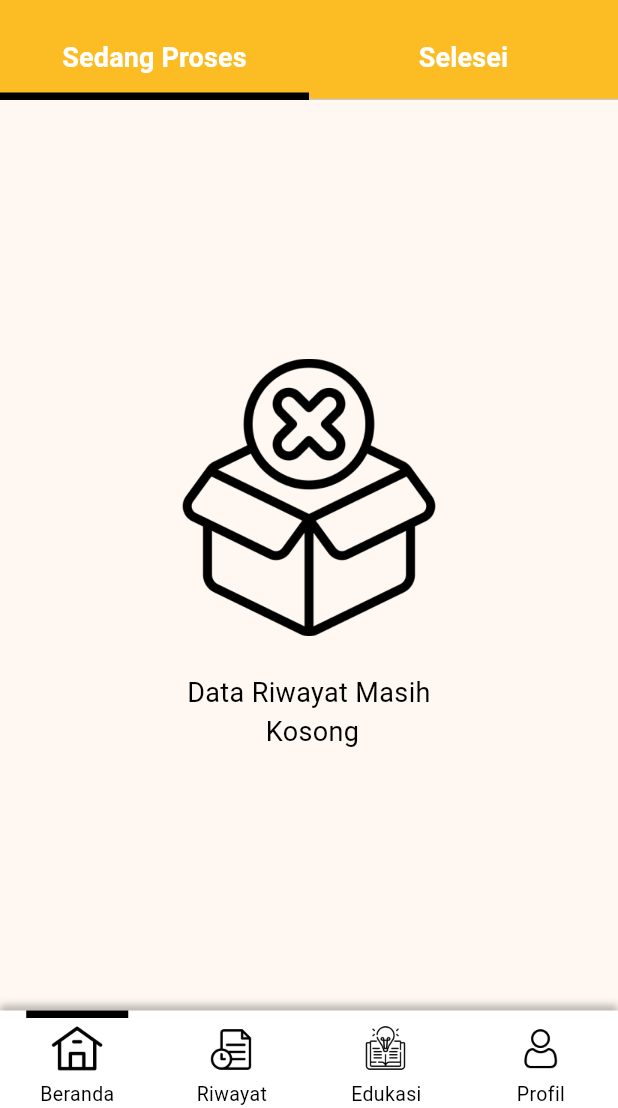
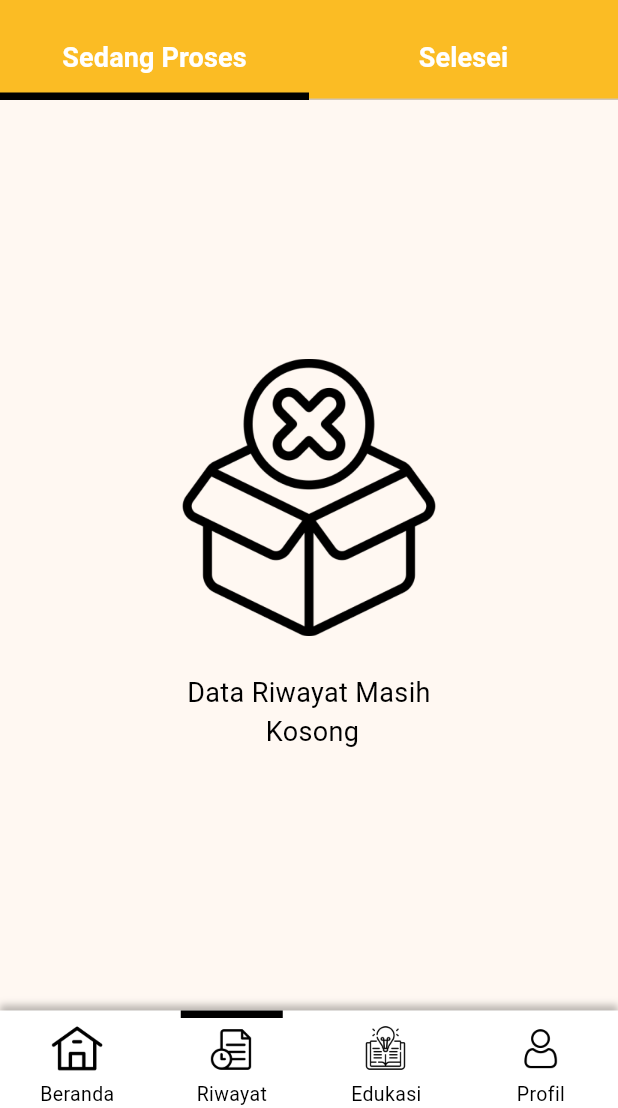
Before and after one commit to Arroziqi/tilang_online, a Flutter app: the MainPage screen opened by its route, item 2 of the bottom bar chosen, on a phone screen of 412 x 824 dp, the part 128-1236 px from its top. Run offline on Flutter 3.47's test engine with Material 3 defaults, Android fonts, the phone set to English and light mode, and no system bars; our stand-ins replace badges, bloc, flutter_bloc, gap, google_fonts, smooth_page_indicator; Roboto replaces fonts that are missing (Kanit); statements that could not run were skipped.

Commit message:
fix bug bottom navbar

```diff
--- /dev/null
+++ b/devtools_options.yaml
@@ -0,0 +1,3 @@
+description: This file stores settings for Dart & Flutter DevTools.
+documentation: https://docs.flutter.dev/tools/devtools/extensions#configure-extension-enablement-states
+extensions:
--- a/lib/ui/pages/main_page.dart
+++ b/lib/ui/pages/main_page.dart
@@ -2,8 +2,6 @@ import 'package:flutter/material.dart';
 import 'package:flutter_app/cubit/page_cubit.dart';
 import 'package:flutter_app/ui/pages/edukasi/edukasi_page.dart';
 import 'package:flutter_app/ui/pages/home/home_page.dart';
-import 'package:flutter_app/ui/pages/kendaraan/kendaraan_page.dart';
-import 'package:flutter_app/ui/pages/notifikasi/notifikasi_page.dart';
 import 'package:flutter_app/ui/pages/profil/profil_page.dart';
 import 'package:flutter_app/ui/pages/riwayat/riwayat_page.dart';
 import 'package:flutter_app/ui/widgets/bar/bottomNavigationBar/custom_bottom_navigation_bar.dart';
@@ -40,7 +38,7 @@ class MainPage extends StatelessWidget {
           ),
         ],
       ),
-      child: customBottomNavigationBar(),
+      child: const CustomBottomNavigationBar(),
     );
   }
 
--- a/lib/ui/widgets/bar/bottomNavigationBar/custom_bottom_navigation_bar.dart
+++ b/lib/ui/widgets/bar/bottomNavigationBar/custom_bottom_navigation_bar.dart
@@ -1,7 +1,13 @@
 import 'package:flutter/material.dart';
+import 'package:flutter_app/cubit/page_cubit.dart';
 import 'package:flutter_app/ui/widgets/bar/bottomNavigationBar/custom_bottom_navigation_bar_item.dart';
+import 'package:flutter_bloc/flutter_bloc.dart';
 
-Widget customBottomNavigationBar() {
+class CustomBottomNavigationBar extends StatelessWidget {
+  const CustomBottomNavigationBar({super.key});
+
+  @override
+  Widget build(BuildContext context) {
     return const Row(
       mainAxisAlignment: MainAxisAlignment.spaceAround,
       children: [
@@ -23,8 +29,9 @@ Widget customBottomNavigationBar() {
         CustomBottomNavigationBarItem(
           imageUrl: 'assets/img/icons/profil.png',
           text: 'Profil',
-        index: 2,
+          index: 3,
         ),
       ],
     );
   }
+}
--- a/lib/ui/widgets/bar/bottomNavigationBar/custom_bottom_navigation_bar_item.dart
+++ b/lib/ui/widgets/bar/bottomNavigationBar/custom_bottom_navigation_bar_item.dart
@@ -21,7 +21,9 @@ class CustomBottomNavigationBarItem extends StatelessWidget {
       onTap: () {
         context.read<PageCubit>().setPage(index);
       },
-      child: SizedBox(
+      child: BlocBuilder<PageCubit, int>(
+        builder: (context, state) {
+          return SizedBox(
             width: 68,
             child: Column(
               mainAxisAlignment: MainAxisAlignment.spaceBetween,
@@ -29,9 +31,7 @@ class CustomBottomNavigationBarItem extends StatelessWidget {
               children: [
                 Container(
                   height: 5,
-              color: context.read<PageCubit>().state == index
-                  ? Colors.black
-                  : Colors.transparent,
+                  color: state == index ? Colors.black : Colors.transparent,
                 ),
                 Image.asset(
                   imageUrl,
@@ -47,6 +47,8 @@ class CustomBottomNavigationBarItem extends StatelessWidget {
                 ),
               ],
             ),
+          );
+        },
       ),
     );
   }
```
Lines whose indentation alone changed are shown as unchanged.
